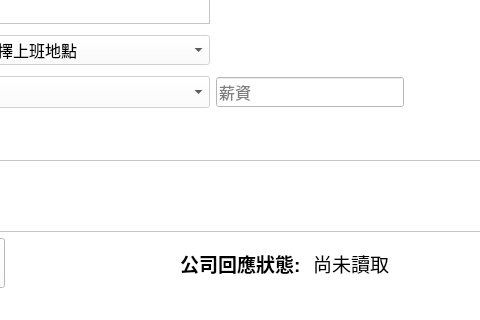
Above: UI/user_mail.ui from smilesmilehero/Advanced_Python_final_project_resume_system before the change; both pictures show x 157 to 637 and y 280 to 600 of the 864 by 600 pixel window. Below: the same form after it.
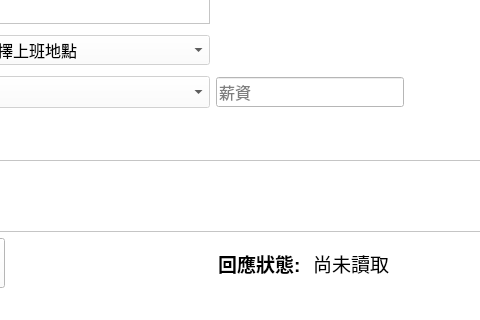
That is the form after the change.

Patch:
```diff
--- a/UI/user_mail.ui
+++ b/UI/user_mail.ui
@@ -183,7 +183,7 @@
          </font>
         </property>
         <property name="text">
-         <string>公司回應狀態:</string>
+         <string>回應狀態:</string>
         </property>
        </widget>
       </item>
```
